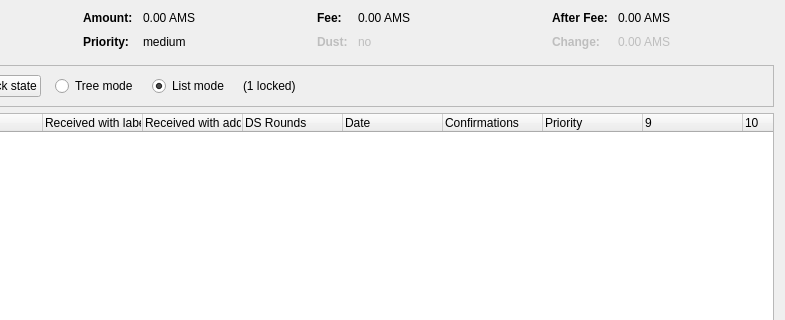
Before: the Qt Designer form src/qt/forms/coincontroldialog.ui in listedlinked/superbee, drawn with Qt 5; both pictures show x 169 to 954 and y 0 to 320 of the 954 by 500 pixel window.
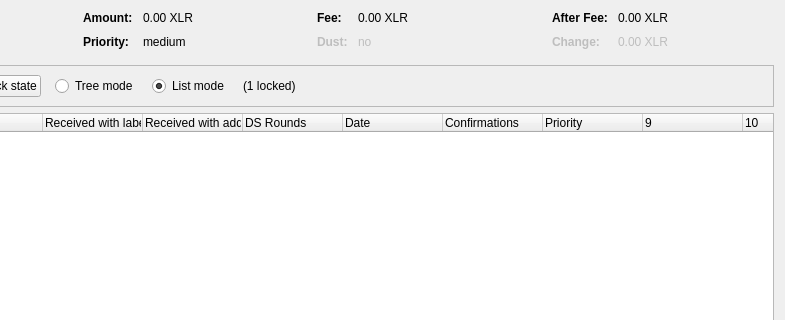
After: the same form once the commit is applied. Custom widgets are drawn as their Qt base class.

The edit to the form file:
```diff
--- a/src/qt/forms/coincontroldialog.ui
+++ b/src/qt/forms/coincontroldialog.ui
@@ -132,7 +132,7 @@
           <enum>Qt::ActionsContextMenu</enum>
          </property>
          <property name="text">
-          <string notr="true">0.00 AMS</string>
+          <string notr="true">0.00 XLR</string>
          </property>
          <property name="textInteractionFlags">
           <set>Qt::LinksAccessibleByMouse|Qt::TextSelectableByKeyboard|Qt::TextSelectableByMouse</set>
@@ -206,7 +206,7 @@
           <enum>Qt::ActionsContextMenu</enum>
          </property>
          <property name="text">
-          <string notr="true">0.00 AMS</string>
+          <string notr="true">0.00 XLR</string>
          </property>
          <property name="textInteractionFlags">
           <set>Qt::LinksAccessibleByMouse|Qt::TextSelectableByKeyboard|Qt::TextSelectableByMouse</set>
@@ -286,7 +286,7 @@
           <enum>Qt::ActionsContextMenu</enum>
          </property>
          <property name="text">
-          <string notr="true">0.00 AMS</string>
+          <string notr="true">0.00 XLR</string>
          </property>
          <property name="textInteractionFlags">
           <set>Qt::LinksAccessibleByMouse|Qt::TextSelectableByKeyboard|Qt::TextSelectableByMouse</set>
@@ -321,7 +321,7 @@
           <enum>Qt::ActionsContextMenu</enum>
          </property>
          <property name="text">
-          <string notr="true">0.00 AMS</string>
+          <string notr="true">0.00 XLR</string>
          </property>
          <property name="textInteractionFlags">
           <set>Qt::LinksAccessibleByMouse|Qt::TextSelectableByKeyboard|Qt::TextSelectableByMouse</set>
```
